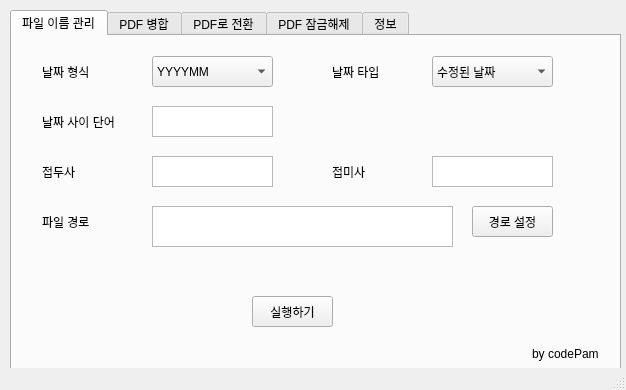
Old version of the form file-manager.ui in the repository codepam2020/file-manager.
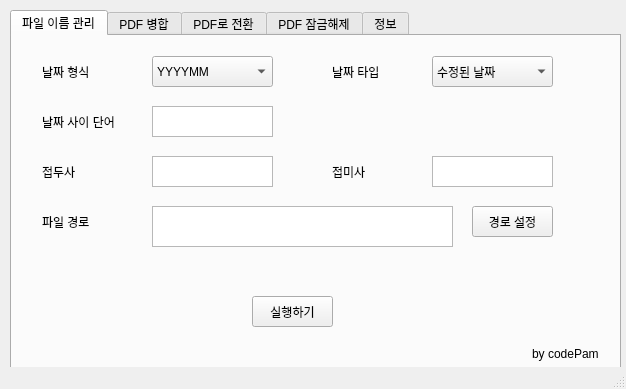
New version of the form. The open tabs and pages were chosen to show the change.

Patch:
```diff
--- a/file-manager.ui
+++ b/file-manager.ui
@@ -7,7 +7,7 @@
     <x>0</x>
     <y>0</y>
     <width>626</width>
-    <height>390</height>
+    <height>389</height>
    </rect>
   </property>
   <property name="windowTitle">
```
Left out of the diff: 2 changed lines with no effect on the pictures.
